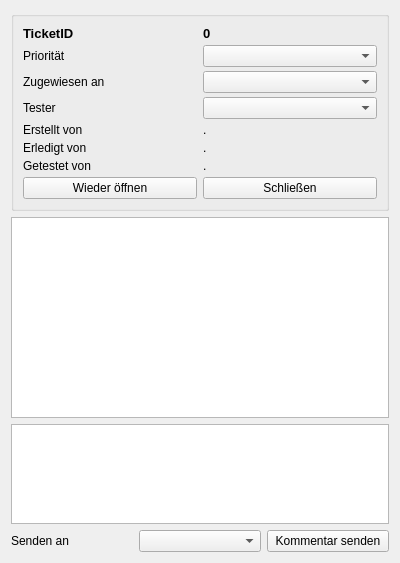
First picture: the form in TicketDetails.ui, repository ghannami/TicketSystem, before the edit.
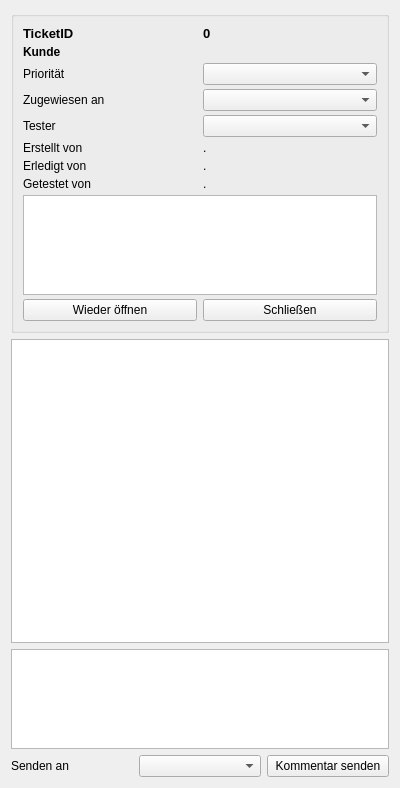
Second picture: the form after the edit.

Commit message: Added customer to ticket table.

```diff
--- a/TicketDetails.ui
+++ b/TicketDetails.ui
@@ -7,7 +7,7 @@
     <x>0</x>
     <y>0</y>
     <width>400</width>
-    <height>563</height>
+    <height>788</height>
    </rect>
   </property>
   <property name="windowTitle">
@@ -23,41 +23,30 @@
       <property name="verticalSpacing">
        <number>4</number>
       </property>
-      <item row="5" column="1">
+      <item row="8" column="1" colspan="2">
+       <widget class="QTextEdit" name="title">
+        <property name="maximumSize">
+         <size>
+          <width>16777215</width>
+          <height>100</height>
+         </size>
+        </property>
+        <property name="readOnly">
+         <bool>true</bool>
+        </property>
+       </widget>
+      </item>
+      <item row="6" column="1">
        <widget class="QLabel" name="processedByLabel1">
         <property name="text">
          <string>Erledigt von</string>
         </property>
        </widget>
       </item>
-      <item row="6" column="1">
-       <widget class="QLabel" name="testedByLabel1">
-        <property name="text">
-         <string>Getestet von</string>
-        </property>
-       </widget>
-      </item>
-      <item row="1" column="2">
-       <widget class="QComboBox" name="priorityBox"/>
-      </item>
-      <item row="1" column="1">
-       <widget class="QLabel" name="label_4">
-        <property name="text">
-         <string>Priorität</string>
-        </property>
-       </widget>
-      </item>
-      <item row="7" column="1">
-       <widget class="QPushButton" name="reopen">
-        <property name="text">
-         <string>Wieder öffnen</string>
-        </property>
-       </widget>
-      </item>
-      <item row="3" column="2">
+      <item row="4" column="2">
        <widget class="QComboBox" name="testerBox"/>
       </item>
-      <item row="3" column="1">
+      <item row="4" column="1">
        <widget class="QLabel" name="testerLabel">
         <property name="text">
          <string>Tester</string>
@@ -92,48 +81,92 @@
         </property>
        </widget>
       </item>
-      <item row="2" column="2">
+      <item row="7" column="2">
+       <widget class="QLabel" name="testedByLabel2">
+        <property name="text">
+         <string>.</string>
+        </property>
+       </widget>
+      </item>
+      <item row="5" column="1">
+       <widget class="QLabel" name="createdByLabel1">
+        <property name="text">
+         <string>Erstellt von</string>
+        </property>
+       </widget>
+      </item>
+      <item row="5" column="2">
+       <widget class="QLabel" name="createdByLabel2">
+        <property name="text">
+         <string>.</string>
+        </property>
+       </widget>
+      </item>
+      <item row="3" column="2">
        <widget class="QComboBox" name="ticketToUserBox"/>
       </item>
-      <item row="2" column="1">
+      <item row="3" column="1">
        <widget class="QLabel" name="label_3">
         <property name="text">
          <string>Zugewiesen an</string>
         </property>
        </widget>
       </item>
-      <item row="7" column="2">
+      <item row="9" column="2">
        <widget class="QPushButton" name="changeState">
         <property name="text">
          <string>Schließen</string>
         </property>
        </widget>
       </item>
-      <item row="5" column="2">
-       <widget class="QLabel" name="processedByLabel2">
-        <property name="text">
-         <string>.</string>
-        </property>
-       </widget>
-      </item>
       <item row="6" column="2">
-       <widget class="QLabel" name="testedByLabel2">
+       <widget class="QLabel" name="processedByLabel2">
         <property name="text">
          <string>.</string>
         </property>
        </widget>
       </item>
-      <item row="4" column="1">
-       <widget class="QLabel" name="createdByLabel1">
+      <item row="7" column="1">
+       <widget class="QLabel" name="testedByLabel1">
         <property name="text">
-         <string>Erstellt von</string>
+         <string>Getestet von</string>
         </property>
        </widget>
       </item>
-      <item row="4" column="2">
-       <widget class="QLabel" name="createdByLabel2">
+      <item row="2" column="2">
+       <widget class="QComboBox" name="priorityBox"/>
+      </item>
+      <item row="2" column="1">
+       <widget class="QLabel" name="label_4">
         <property name="text">
-         <string>.</string>
+         <string>Priorität</string>
+        </property>
+       </widget>
+      </item>
+      <item row="9" column="1">
+       <widget class="QPushButton" name="reopen">
+        <property name="text">
+         <string>Wieder öffnen</string>
+        </property>
+       </widget>
+      </item>
+      <item row="1" column="1">
+       <widget class="QLabel" name="label_2">
+        <property name="font">
+         <font>
+          <weight>75</weight>
+          <bold>true</bold>
+         </font>
+        </property>
+        <property name="text">
+         <string>Kunde</string>
+        </property>
+       </widget>
+      </item>
+      <item row="1" column="2">
+       <widget class="QLabel" name="customerLabel">
+        <property name="text">
+         <string/>
         </property>
        </widget>
       </item>
```
The commit also changes 26 other files.
